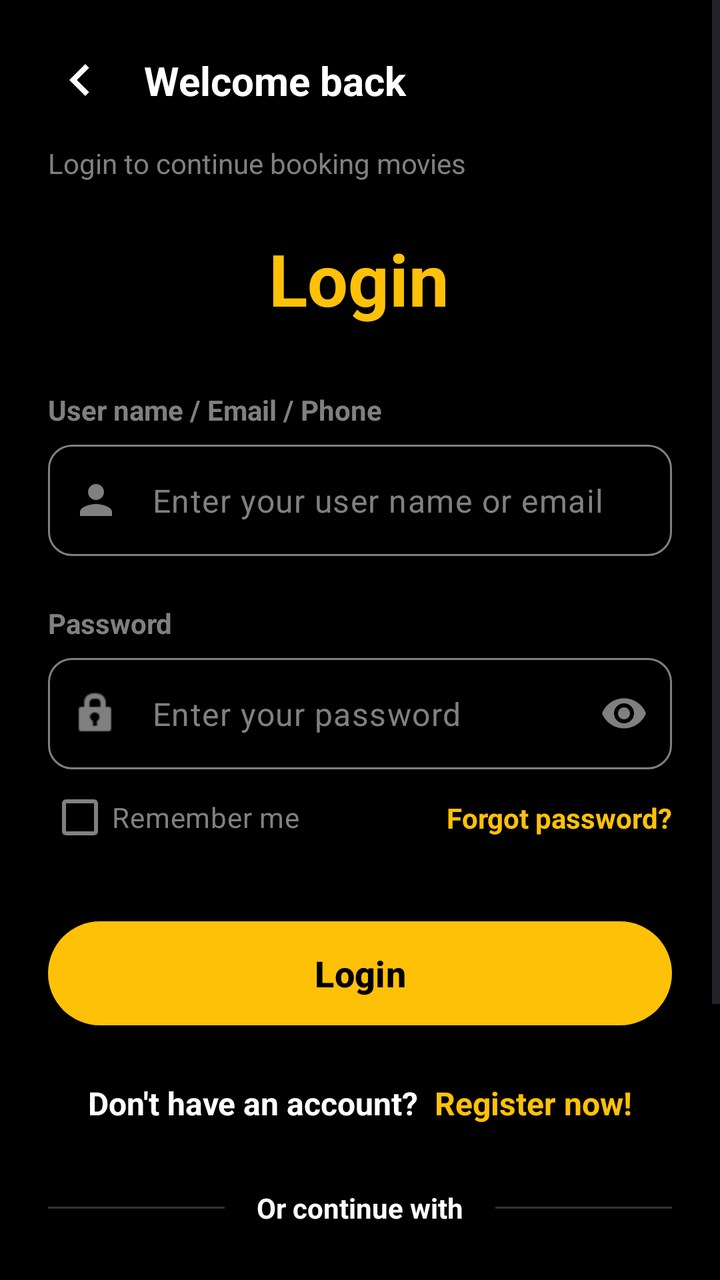
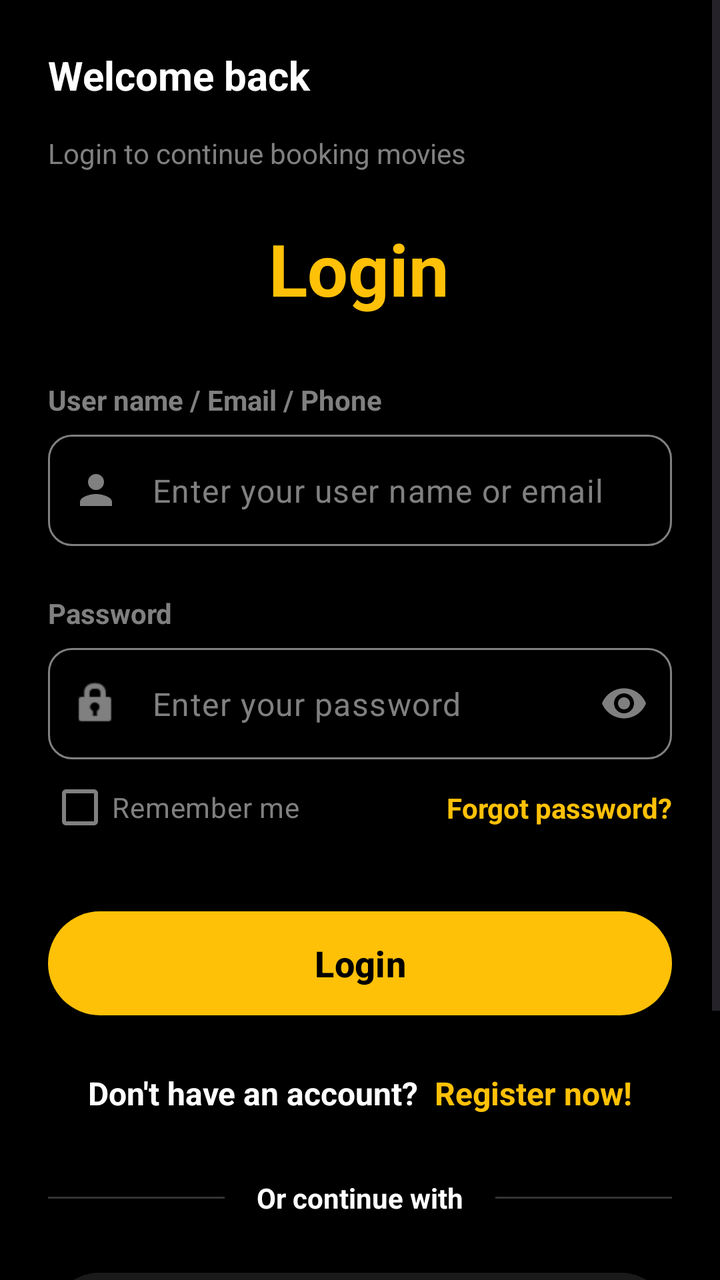

Before-and-after screenshots of an Android layout around one commit, followed by the original layout XML and the change that was made.
<!-- AndroidManifest.xml: activity theme Theme.Moviebookingapp -->
<!-- res/layout/activity_login.xml -->
<?xml version="1.0" encoding="utf-8"?>
<FrameLayout xmlns:android="http://schemas.android.com/apk/res/android"
    xmlns:app="http://schemas.android.com/apk/res-auto"
    xmlns:tools="http://schemas.android.com/tools"
    android:layout_width="match_parent"
    android:layout_height="match_parent"
    tools:context=".view.activity.LoginActivity">

    <ScrollView
        android:layout_width="match_parent"
        android:layout_height="match_parent"
        android:background="@color/auto_color_000000"
        android:fillViewport="true">

        <androidx.constraintlayout.widget.ConstraintLayout
            android:layout_width="match_parent"
            android:layout_height="wrap_content"
            android:padding="24dp">

            
            <ImageView
                android:id="@+id/ivBack"
                android:layout_width="32dp"
                android:layout_height="32dp"
                android:src="@drawable/ic_chevron_right"
                android:rotation="180"
                app:tint="@color/auto_color_FFFFFF"
                android:background="?attr/selectableItemBackgroundBorderless"
                android:clickable="true"
                android:focusable="true"
                app:layout_constraintTop_toTopOf="parent"
                app:layout_constraintStart_toStartOf="parent" />

            <LinearLayout
                android:id="@+id/llWelcome"
                android:layout_width="wrap_content"
                android:layout_height="wrap_content"
                android:orientation="horizontal"
                android:gravity="center_vertical"
                app:layout_constraintTop_toTopOf="@id/ivBack"
                app:layout_constraintBottom_toBottomOf="@id/ivBack"
                app:layout_constraintStart_toEndOf="@id/ivBack"
                android:layout_marginStart="16dp">

                <TextView
                    android:id="@+id/tvWelcome"
                    android:layout_width="wrap_content"
                    android:layout_height="wrap_content"
                    android:text="@string/welcome_back"
                    android:textColor="@color/auto_color_FFFFFF"
                    android:textSize="20sp"
                    android:textStyle="bold" />

            </LinearLayout>

            <TextView
                android:id="@+id/tvLoginSubtitle"
                android:layout_width="wrap_content"
                android:layout_height="wrap_content"
                android:text="@string/login_subtitle"
                android:textColor="@color/auto_color_808080"
                android:textSize="14sp"
                android:layout_marginTop="16dp"
                app:layout_constraintTop_toBottomOf="@id/ivBack"
                app:layout_constraintStart_toStartOf="parent" />

            <TextView
                android:id="@+id/tvLoginTitle"
                android:layout_width="wrap_content"
                android:layout_height="wrap_content"
                android:layout_marginTop="24dp"
                android:text="@string/login"
                android:textColor="@color/auto_color_FFC107"
                android:textSize="36sp"
                android:textStyle="bold"
                app:layout_constraintEnd_toEndOf="parent"
                app:layout_constraintHorizontal_bias="0.498"
                app:layout_constraintStart_toStartOf="parent"
                app:layout_constraintTop_toBottomOf="@id/tvLoginSubtitle" />

            <TextView
                android:id="@+id/tvUsernameLabel"
                android:layout_width="wrap_content"
                android:layout_height="wrap_content"
                android:text="@string/username_label"
                android:textColor="@color/auto_color_808080"
                android:textStyle="bold"
                android:layout_marginTop="32dp"
                app:layout_constraintTop_toBottomOf="@id/tvLoginTitle"
                app:layout_constraintStart_toStartOf="parent" />

            <com.google.android.material.textfield.TextInputLayout
                android:id="@+id/tilUsername"
                style="@style/Widget.Material3.TextInputLayout.OutlinedBox"
                android:layout_width="0dp"
                android:layout_height="wrap_content"
                android:layout_marginTop="8dp"
                app:boxStrokeColor="@color/text_input_stroke"
                app:boxStrokeWidth="1dp"
                app:boxStrokeWidthFocused="2dp"
                app:boxCornerRadiusTopStart="12dp"
                app:boxCornerRadiusTopEnd="12dp"
                app:boxCornerRadiusBottomStart="12dp"
                app:boxCornerRadiusBottomEnd="12dp"
                app:boxBackgroundMode="outline"
                app:hintEnabled="false"
                app:startIconDrawable="@drawable/ic_profile"
                app:startIconTint="#808080"
                app:layout_constraintTop_toBottomOf="@id/tvUsernameLabel"
                app:layout_constraintStart_toStartOf="parent"
                app:layout_constraintEnd_toEndOf="parent">

                <com.google.android.material.textfield.TextInputEditText
                    android:id="@+id/edtUsername"
                    android:layout_width="match_parent"
                    android:layout_height="wrap_content"
                    android:hint="@string/username_hint"
                    android:textColorHint="#808080"
                    android:textColor="@color/auto_color_FFFFFF"
                    android:inputType="text" />
            </com.google.android.material.textfield.TextInputLayout>

            <TextView
                android:id="@+id/tvPasswordLabel"
                android:layout_width="wrap_content"
                android:layout_height="wrap_content"
                android:text="@string/password_label"
                android:textColor="@color/auto_color_808080"
                android:textStyle="bold"
                android:layout_marginTop="24dp"
                app:layout_constraintTop_toBottomOf="@id/tilUsername"
                app:layout_constraintStart_toStartOf="parent" />

            <com.google.android.material.textfield.TextInputLayout

                android:id="@+id/tilPassword"

                style="@style/Widget.Material3.TextInputLayout.OutlinedBox"
                android:layout_width="0dp"
                android:layout_height="wrap_content"
                android:layout_marginTop="8dp"
                app:boxStrokeColor="@color/text_input_stroke"
                app:boxStrokeWidth="1dp"
                app:boxStrokeWidthFocused="2dp"
                app:boxCornerRadiusTopStart="12dp"
                app:boxCornerRadiusTopEnd="12dp"
                app:boxCornerRadiusBottomStart="12dp"
                app:boxCornerRadiusBottomEnd="12dp"
                app:boxBackgroundMode="outline"
                app:hintEnabled="false"
                app:endIconMode="password_toggle"
                app:endIconTint="#808080"
                app:startIconDrawable="@android:drawable/ic_lock_idle_lock"
                app:startIconTint="#808080"
                app:layout_constraintTop_toBottomOf="@id/tvPasswordLabel"
                app:layout_constraintStart_toStartOf="parent"
                app:layout_constraintEnd_toEndOf="parent">

                <com.google.android.material.textfield.TextInputEditText
                    android:id="@+id/edtPassword"
                    android:layout_width="match_parent"
                    android:layout_height="wrap_content"
                    android:hint="@string/password_hint"
                    android:textColorHint="#808080"
                    android:textColor="@color/auto_color_FFFFFF"
                    android:inputType="textPassword" />
            </com.google.android.material.textfield.TextInputLayout>

            <com.google.android.material.checkbox.MaterialCheckBox
                android:id="@+id/cbRememberMe"
                android:layout_width="wrap_content"
                android:layout_height="wrap_content"
                android:text="@string/remember_me"
                android:textColor="@color/auto_color_808080"
                app:buttonTint="@color/cb_remember_me_tint"
                app:buttonIconTint="@color/white"
                app:useMaterialThemeColors="false"
                app:layout_constraintTop_toBottomOf="@id/tilPassword"
                app:layout_constraintStart_toStartOf="parent"/>

            <TextView
                android:id="@+id/txtError"
                android:layout_width="0dp"
                android:layout_height="wrap_content"
                android:textColor="@color/auto_color_FF5252"
                android:textSize="14sp"
                android:layout_marginTop="8dp"
                android:visibility="gone"
                android:gravity="start"
                app:layout_constraintTop_toBottomOf="@id/cbRememberMe"
                app:layout_constraintStart_toStartOf="parent"
                app:layout_constraintEnd_toEndOf="parent" />

            <TextView
                android:id="@+id/tvForgotPassword"
                android:layout_width="wrap_content"
                android:layout_height="wrap_content"
                android:clickable="true"
                android:focusable="true"
                android:text="@string/forgot_password"
                android:textColor="@color/auto_color_FFC107"
                android:textStyle="bold"
                app:layout_constraintTop_toTopOf="@id/cbRememberMe"
                app:layout_constraintBottom_toBottomOf="@id/cbRememberMe"
                app:layout_constraintEnd_toEndOf="parent" />

            <com.google.android.material.button.MaterialButton
                android:id="@+id/btnLogin"
                android:layout_width="0dp"
                android:layout_height="60dp"
                android:text="@string/login"
                android:textColor="@color/auto_color_000000"
                android:textSize="18sp"
                android:textStyle="bold"
                android:layout_marginTop="24dp"
                app:backgroundTint="@color/auto_color_FFC107"
                app:cornerRadius="30dp"
                app:layout_constraintTop_toBottomOf="@id/txtError"
                app:layout_constraintStart_toStartOf="parent"
                app:layout_constraintEnd_toEndOf="parent" />

            <ProgressBar
                android:id="@+id/pbLoading"
                android:layout_width="wrap_content"
                android:layout_height="wrap_content"
                android:visibility="gone"
                android:elevation="4dp"
                android:indeterminateTint="#000000"
                app:layout_constraintTop_toTopOf="@id/btnLogin"
                app:layout_constraintBottom_toBottomOf="@id/btnLogin"
                app:layout_constraintEnd_toEndOf="@id/btnLogin"
                android:layout_marginEnd="16dp" />

            <LinearLayout
                android:id="@+id/llRegister"
                android:layout_width="wrap_content"
                android:layout_height="wrap_content"
                android:orientation="horizontal"
                android:layout_marginTop="24dp"
                app:layout_constraintTop_toBottomOf="@id/btnLogin"
                app:layout_constraintStart_toStartOf="parent"
                app:layout_constraintEnd_toEndOf="parent">

                <TextView
                    android:id="@+id/tvDontHaveAccount"
                    android:layout_width="wrap_content"
                    android:layout_height="wrap_content"
                    android:text="@string/dont_have_account"
                    android:textColor="@color/auto_color_FFFFFF"
                    android:textSize="16sp"
                    android:textStyle="bold" />

                <TextView
                    android:id="@+id/tvRegisterLink"
                    android:layout_width="wrap_content"
                    android:layout_height="wrap_content"
                    android:text="@string/register_now"
                    android:textColor="@color/auto_color_FFC107"
                    android:textSize="16sp"
                    android:textStyle="bold"
                    android:layout_marginStart="8dp"
                    android:clickable="true"
                    android:focusable="true" />
            </LinearLayout>

            <LinearLayout
                android:id="@+id/llOrContinue"
                android:layout_width="0dp"
                android:layout_height="wrap_content"
                android:orientation="horizontal"
                android:gravity="center_vertical"
                android:layout_marginTop="32dp"
                app:layout_constraintTop_toBottomOf="@id/llRegister"
                app:layout_constraintStart_toStartOf="parent"
                app:layout_constraintEnd_toEndOf="parent">

                <View
                    android:layout_width="0dp"
                    android:layout_height="1dp"
                    android:layout_weight="1"
                    android:background="@color/auto_color_333333" />

                <TextView
                    android:layout_width="wrap_content"
                    android:layout_height="wrap_content"
                    android:text="@string/or_continue_with"
                    android:textColor="@color/auto_color_FFFFFF"
                    android:layout_marginHorizontal="16dp"
                    android:textStyle="bold" />

                <View
                    android:layout_width="0dp"
                    android:layout_height="1dp"
                    android:layout_weight="1"
                    android:background="@color/auto_color_333333" />
            </LinearLayout>

            <com.google.android.material.button.MaterialButton
                android:id="@+id/btnGoogleLogin"
                android:layout_width="0dp"
                android:layout_height="60dp"
                android:text="@string/google"
                android:textColor="@color/auto_color_FFFFFF"
                android:textSize="18sp"
                android:textStyle="bold"
                android:layout_marginTop="24dp"
                app:backgroundTint="@color/auto_color_1A1A1A"
                app:cornerRadius="30dp"
                app:icon="@drawable/ic_google"
                app:iconGravity="textStart"
                app:iconTint="@null"
                app:layout_constraintTop_toBottomOf="@id/llOrContinue"
                app:layout_constraintStart_toStartOf="parent"
                app:layout_constraintEnd_toEndOf="parent" />

            <TextView
                android:id="@+id/tvTerms"
                android:layout_width="0dp"
                android:layout_height="wrap_content"
                android:text="@string/terms_and_privacy"
                android:textColor="@color/auto_color_808080"
                android:textSize="12sp"
                android:textAlignment="center"
                android:layout_marginTop="32dp"
                android:layout_marginBottom="32dp"
                app:layout_constraintTop_toBottomOf="@id/btnGoogleLogin"
                app:layout_constraintStart_toStartOf="parent"
                app:layout_constraintEnd_toEndOf="parent"
                app:layout_constraintBottom_toBottomOf="parent" />

        </androidx.constraintlayout.widget.ConstraintLayout>
    </ScrollView>
</FrameLayout>
<!-- resources referenced by this layout -->
<resources>
  <color name="auto_color_000000">#000000</color>
  <color name="auto_color_1A1A1A">#1A1A1A</color>
  <color name="auto_color_333333">#333333</color>
  <color name="auto_color_808080">#808080</color>
  <color name="auto_color_FF5252">#FF5252</color>
  <color name="auto_color_FFC107">#FFC107</color>
  <color name="auto_color_FFFFFF">#FFFFFF</color>
  <color name="white">#FFFFFFFF</color>
  <!-- drawable ic_chevron_right (drawable) -->
  <vector xmlns:android="http://schemas.android.com/apk/res/android"
      android:width="24dp"
      android:height="24dp"
      android:viewportWidth="24.0"
      android:viewportHeight="24.0">
      
      <path
          android:fillColor="#FFFFFFFF"
          android:pathData="M10,6L8.59,7.41 13.17,12l-4.58,4.59L10,18l6,-6z"/>
  </vector>
  <!-- drawable ic_google (drawable) -->
  <vector xmlns:android="http://schemas.android.com/apk/res/android"
      android:width="24dp"
      android:height="24dp"
      android:viewportWidth="24"
      android:viewportHeight="24">
      <path
          android:fillColor="#4285F4"
          android:pathData="M22.56,12.25c0,-0.78 -0.07,-1.53 -0.2,-2.25H12v4.26h5.92c-0.26,1.37 -1.04,2.53 -2.21,3.31v2.77h3.57C21.35,18.41 22.56,15.62 22.56,12.25z"/>
      <path
          android:fillColor="#34A853"
          android:pathData="M12,23c2.97,0 5.46,-0.98 7.28,-2.66l-3.57,-2.77c-0.99,0.66 -2.26,1.06 -3.71,1.06 -2.86,0 -5.29,-1.93 -6.16,-4.53H2.18v2.84C3.99,20.53 7.7,23 12,23z"/>
      <path
          android:fillColor="#FBBC05"
          android:pathData="M5.84,14.09c-0.22,-0.66 -0.35,-1.36 -0.35,-2.09s0.13,-1.43 0.35,-2.09V7.07H2.18C1.43,8.55 1,10.22 1,12s0.43,3.45 1.18,4.93l3.66,-2.84z"/>
      <path
          android:fillColor="#EA4335"
          android:pathData="M12,5.38c1.62,0 3.06,0.56 4.21,1.64l3.15,-3.15C17.45,2.09 14.97,1 12,1 7.7,1 3.99,3.47 2.18,7.07l3.66,2.84c0.87,-2.6 3.3,-4.53 6.16,-4.53z"/>
  </vector>
  <!-- drawable ic_profile (drawable) -->
  <vector xmlns:android="http://schemas.android.com/apk/res/android"
      android:width="24dp"
      android:height="24dp"
      android:viewportWidth="24.0"
      android:viewportHeight="24.0">
      
      <path
          android:fillColor="#FFFFFFFF"
          android:pathData="M12,12c2.21,0 4,-1.79 4,-4s-1.79,-4 -4,-4 -4,1.79 -4,4 1.79,4 4,4zm0,2c-2.67,0 -8,1.34 -8,4v2h16v-2c0,-2.66 -5.33,-4 -8,-4z"/>
  </vector>
  <string name="dont_have_account">Don\'t have an account? </string>
  <string name="forgot_password">Forgot password?</string>
  <string name="google">Google</string>
  <string name="login">Login</string>
  <string name="login_subtitle">Login to continue booking movies</string>
  <string name="or_continue_with">Or continue with</string>
  <string name="password_hint">Enter your password</string>
  <string name="password_label">Password</string>
  <string name="register_now">Register now!</string>
  <string name="remember_me">Remember me</string>
  <string name="terms_and_privacy">By sign in or sign up, you agree to our Terms of Service\nand Privacy Policy</string>
  <string name="username_hint">Enter your user name or email</string>
  <string name="username_label">User name / Email / Phone</string>
  <string name="welcome_back">Welcome back</string>
  <style name="Theme.Moviebookingapp" parent="Base.Theme.Moviebookingapp" />
  <style name="Base.Theme.Moviebookingapp" parent="Theme.Material3.DayNight.NoActionBar">
          <item name="colorPrimary">@color/yellow</item>
          <item name="android:windowBackground">@color/background_black</item>
          <item name="android:statusBarColor">@color/background_black</item>
      </style>
  <color name="yellow">#FFC107</color>
  <color name="background_black">#FF000000</color>
</resources>

<!-- the commit's change to res/layout/activity_login.xml (unified diff, before → after) -->
@@ -18,29 +18,14 @@
             android:padding="24dp">
 
             
-            <ImageView
-                android:id="@+id/ivBack"
-                android:layout_width="32dp"
-                android:layout_height="32dp"
-                android:src="@drawable/ic_chevron_right"
-                android:rotation="180"
-                app:tint="@color/auto_color_FFFFFF"
-                android:background="?attr/selectableItemBackgroundBorderless"
-                android:clickable="true"
-                android:focusable="true"
-                app:layout_constraintTop_toTopOf="parent"
-                app:layout_constraintStart_toStartOf="parent" />
-
             <LinearLayout
                 android:id="@+id/llWelcome"
                 android:layout_width="wrap_content"
                 android:layout_height="wrap_content"
                 android:orientation="horizontal"
                 android:gravity="center_vertical"
-                app:layout_constraintTop_toTopOf="@id/ivBack"
-                app:layout_constraintBottom_toBottomOf="@id/ivBack"
-                app:layout_constraintStart_toEndOf="@id/ivBack"
-                android:layout_marginStart="16dp">
+                app:layout_constraintTop_toTopOf="parent"
+                app:layout_constraintStart_toStartOf="parent">
 
                 <TextView
                     android:id="@+id/tvWelcome"
@@ -61,7 +46,7 @@
                 android:textColor="@color/auto_color_808080"
                 android:textSize="14sp"
                 android:layout_marginTop="16dp"
-                app:layout_constraintTop_toBottomOf="@id/ivBack"
+                app:layout_constraintTop_toBottomOf="@id/llWelcome"
                 app:layout_constraintStart_toStartOf="parent" />
 
             <TextView
<!-- resource entries referenced after the edit -->
@@ -8,17 +8,6 @@
   <color name="auto_color_FFC107">#FFC107</color>
   <color name="auto_color_FFFFFF">#FFFFFF</color>
   <color name="white">#FFFFFFFF</color>
-  <!-- drawable ic_chevron_right (drawable) -->
-  <vector xmlns:android="http://schemas.android.com/apk/res/android"
-      android:width="24dp"
-      android:height="24dp"
-      android:viewportWidth="24.0"
-      android:viewportHeight="24.0">
-      
-      <path
-          android:fillColor="#FFFFFFFF"
-          android:pathData="M10,6L8.59,7.41 13.17,12l-4.58,4.59L10,18l6,-6z"/>
-  </vector>
   <!-- drawable ic_google (drawable) -->
   <vector xmlns:android="http://schemas.android.com/apk/res/android"
       android:width="24dp"
